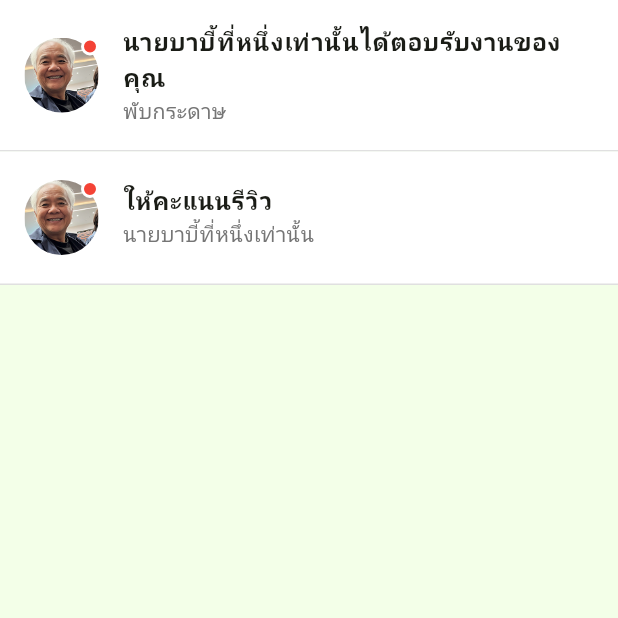
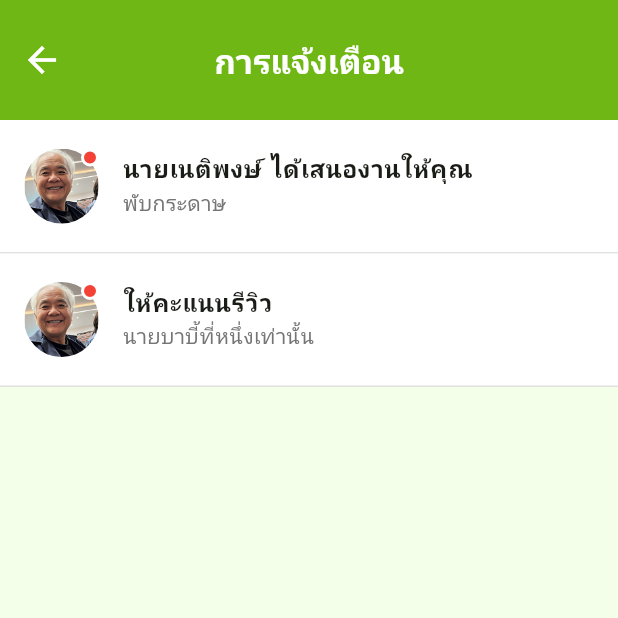
Before and after one commit to DisEzMike/waiwan-senior, a Flutter app: the NotificationScreen screen opened directly, on a phone screen of 412 x 824 dp, the top half of it. Run offline on Flutter 3.47's test engine with Material 3 defaults, Android fonts, the phone set to English and light mode, and no system bars; our stand-ins replace camera, geolocator, google_fonts, image_cropper, image_picker, localstorage and 1 more; Roboto replaces fonts that are missing (Kanit).

Commit message:
add notification screen and fix responsive

```diff
--- a/lib/screens/notificationscreen/notification.dart
+++ b/lib/screens/notificationscreen/notification.dart
@@ -1,17 +1,53 @@
 import 'package:flutter/material.dart';
+import 'package:provider/provider.dart';
+import 'package:waiwan/providers/font_size_provider.dart';
 import '../../widgets/responsive_text.dart';
 import '../../utils/font_size_helper.dart';
 
 class NotificationScreen extends StatelessWidget {
   const NotificationScreen({super.key});
 
+  PreferredSizeWidget? _buildAppBar(
+    BuildContext context,
+    FontSizeProvider fontProvider,
+  ) {
+    final theme = Theme.of(context);
+
+    return AppBar(
+      title: Text(
+        'การแจ้งเตือน',
+        style: TextStyle(
+          fontSize: fontProvider.getScaledFontSize(22), // ใช้ fontProvider
+          fontWeight: FontWeight.w600,
+          color: theme.colorScheme.onPrimary,
+        ),
+      ),
+      centerTitle: true,
+      backgroundColor: theme.colorScheme.primary,
+      foregroundColor: theme.colorScheme.onPrimary,
+      automaticallyImplyLeading: false,
+      toolbarHeight: 80,
+      leading: IconButton(
+        icon: Icon(
+          Icons.arrow_back,
+          size: fontProvider.getScaledFontSize(28),
+          color: Colors.white,
+        ),
+        onPressed: () => Navigator.of(context).pop(),
+      ),
+    );
+  }
+
   @override
   Widget build(BuildContext context) {
+    return Consumer<FontSizeProvider>(
+      builder: (context, fontProvider, child) {
         return Scaffold(
+          appBar: _buildAppBar(context, fontProvider),
           body: ListView(
             children: [
               _buildNotificationItem(
-            'นายบาบี้ที่หนึ่งเท่านั้นได้ตอบรับงานของคุณ',
+                'นายเนติพงษ์ ได้เสนองานให้คุณ',
                 'พับกระดาษ',
                 'assets/images/guy_old.png',
                 DateTime.now().subtract(const Duration(minutes: 5)),
@@ -27,18 +63,21 @@ class NotificationScreen extends StatelessWidget {
             ],
           ),
         );
+      },
+    );
   }
 
-  Widget _buildNotificationItem(String title, String subtitle, String imagePath, DateTime time, {bool isRead = false}) {
+  Widget _buildNotificationItem(
+    String title,
+    String subtitle,
+    String imagePath,
+    DateTime time, {
+    bool isRead = false,
+  }) {
     return Container(
       decoration: BoxDecoration(
         color: Colors.white,
-        border: Border(
-          bottom: BorderSide(
-            color: Colors.grey[300]!,
-            width: 1,
-          ),
-        ),
+        border: Border(bottom: BorderSide(color: Colors.grey[300]!, width: 1)),
       ),
       child: ListTile(
         contentPadding: const EdgeInsets.symmetric(horizontal: 16, vertical: 8),
@@ -65,20 +104,13 @@ class NotificationScreen extends StatelessWidget {
                   decoration: BoxDecoration(
                     color: Colors.red,
                     shape: BoxShape.circle,
-                    border: Border.all(
-                      color: Colors.white,
-                      width: 2,
-                    ),
+                    border: Border.all(color: Colors.white, width: 2),
                   ),
                 ),
               ),
           ],
         ),
-        title: ResponsiveText(
-          title,
-          fontSize: 16,
-          fontWeight: FontWeight.w700,
-        ),
+        title: ResponsiveText(title, fontSize: 16, fontWeight: FontWeight.w700),
         subtitle: ResponsiveText(
           subtitle,
           fontSize: 14,
--- a/lib/screens/screenmenu/home_screen_body.dart
+++ b/lib/screens/screenmenu/home_screen_body.dart
@@ -62,6 +62,12 @@ class _HomeScreenBodyState extends State<HomeScreenBody> {
       Duration(seconds: 15),
       (Timer t) => _setOnlineStatus(),
     );
+  }
+
+  @override
+  void didChangeDependencies() {
+    super.didChangeDependencies();
+    _loadUserProfile();
   }
 
   @override
--- a/lib/utils/config.dart
+++ b/lib/utils/config.dart
@@ -1,4 +1,4 @@
-// const String HOST = '192.168.0.39:8001';
-const String HOST = 'api-waiwan.mikenatcavon.com';
+const String HOST = '192.168.0.39:8001';
+// const String HOST = 'api-waiwan.mikenatcavon.com';
 
-const API_URL = 'https://$HOST';
+const API_URL = 'http://$HOST';
--- a/lib/widgets/user_profile/profile_form_field.dart
+++ b/lib/widgets/user_profile/profile_form_field.dart
@@ -1,4 +1,5 @@
 import 'package:flutter/material.dart';
+import 'package:waiwan/utils/font_size_helper.dart';
 
 class ProfileFormField extends StatelessWidget {
   final String label;
@@ -23,7 +24,7 @@ class ProfileFormField extends StatelessWidget {
       children: [
         Text(
           label,
-          style: const TextStyle(
+          style: FontSizeHelper.createTextStyle(
             fontSize: 16,
             fontWeight: FontWeight.bold,
             color: Colors.black87,
@@ -35,6 +36,7 @@ class ProfileFormField extends StatelessWidget {
           initialValue: controller == null ? initialValue : null,
           onChanged: onChanged,
           maxLines: maxLines,
+          style: FontSizeHelper.createTextStyle(fontSize: 16),
           decoration: InputDecoration(
             filled: true,
             fillColor: Colors.grey[100],
--- a/lib/widgets/user_profile/save_button.dart
+++ b/lib/widgets/user_profile/save_button.dart
@@ -1,4 +1,5 @@
 import 'package:flutter/material.dart';
+import 'package:waiwan/utils/font_size_helper.dart';
 
 class SaveButton extends StatelessWidget {
   final VoidCallback? onPressed;
@@ -30,7 +31,7 @@ class SaveButton extends StatelessWidget {
         ),
         child: Text(
           text,
-          style: TextStyle(
+          style: FontSizeHelper.createTextStyle(
             fontSize: 18,
             fontWeight: FontWeight.bold,
             color: textColor ?? Colors.white,
```
Also changed, not shown: lib/screens/nav_bar.dart (+6 -4 lines), lib/screens/profilescreen/edit_profile.dart (+38 -12 lines), lib/widgets/user_profile/edit_profile_image.dart (+5 -11 lines). Lines whose indentation alone changed are shown as unchanged.
